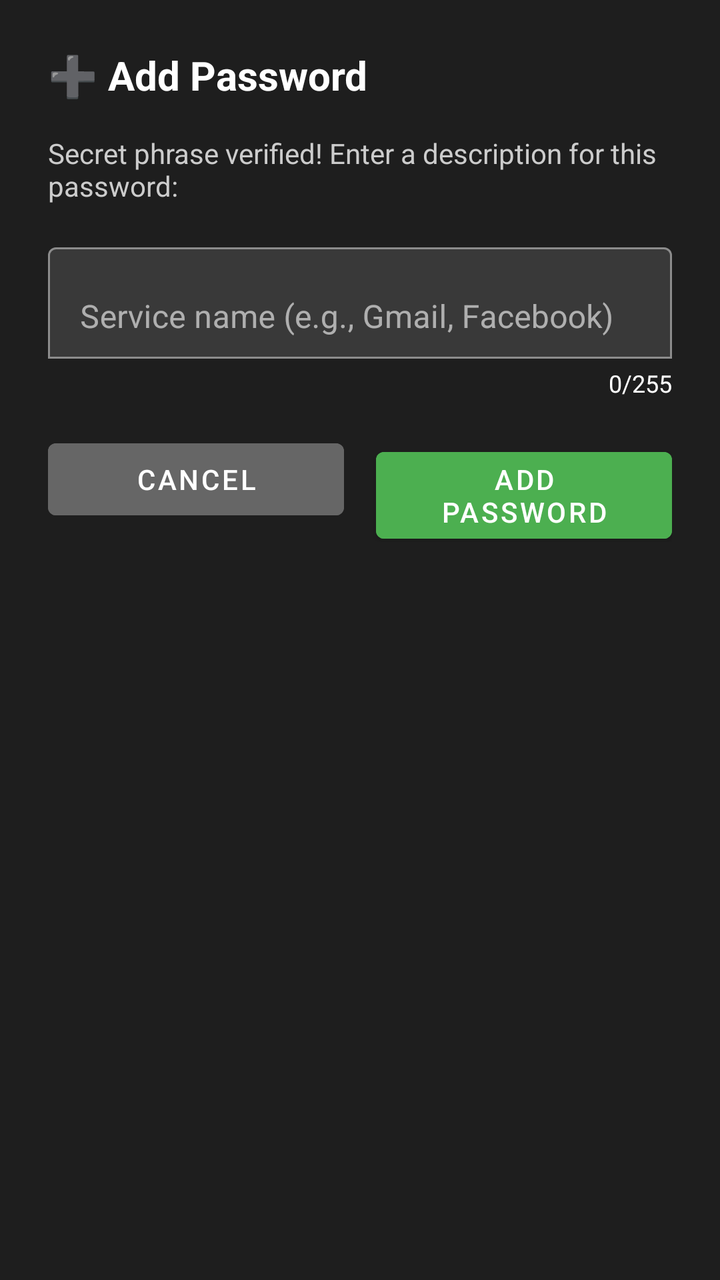
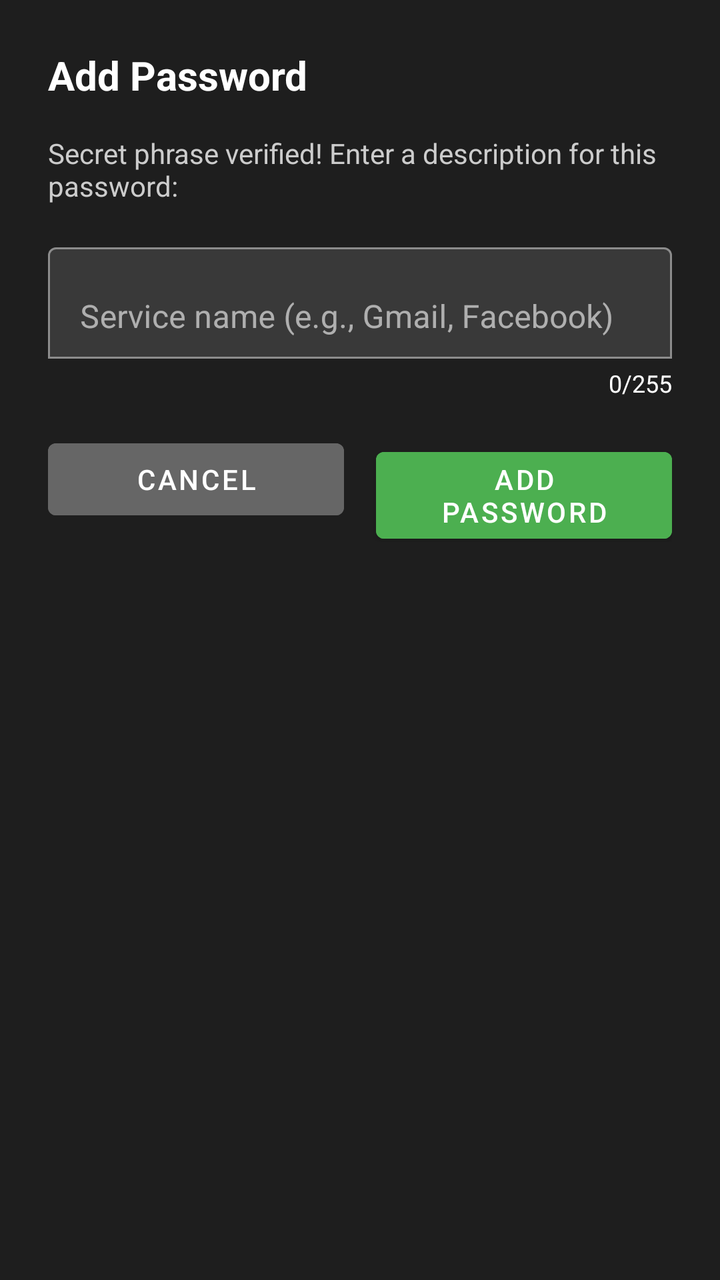

Compare the two renders of this Android layout. The source of the first and the diff that turns it into the second are given below.
<!-- AndroidManifest.xml: application theme Theme.SmartPasswordManager -->
<!-- res/layout/dialog_qr_description.xml -->
<?xml version="1.0" encoding="utf-8"?>
<LinearLayout xmlns:android="http://schemas.android.com/apk/res/android"
    xmlns:app="http://schemas.android.com/apk/res-auto"
    android:layout_width="match_parent"
    android:layout_height="wrap_content"
    android:orientation="vertical"
    android:padding="24dp"
    android:background="#1E1E1E">

    <TextView
        android:layout_width="wrap_content"
        android:layout_height="wrap_content"
        android:text="➕ Add Password"
        android:textSize="20sp"
        android:textStyle="bold"
        android:textColor="@android:color/white"
        android:layout_marginBottom="16dp" />

    <TextView
        android:layout_width="match_parent"
        android:layout_height="wrap_content"
        android:text="Secret phrase verified! Enter a description for this password:"
        android:textSize="14sp"
        android:textColor="#CCCCCC"
        android:layout_marginBottom="16dp" />

    <com.google.android.material.textfield.TextInputLayout
        android:id="@+id/descriptionLayout"
        android:layout_width="match_parent"
        android:layout_height="wrap_content"
        android:hint="Service name (e.g., Gmail, Facebook)"
        app:boxBackgroundMode="outline"
        android:layout_marginBottom="16dp">

        <com.google.android.material.textfield.TextInputEditText
            android:id="@+id/passwordDescription"
            android:layout_width="match_parent"
            android:layout_height="wrap_content"
            android:inputType="text"
            android:maxLength="255"
            android:maxLines="1" />

        <TextView
            android:id="@+id/charCounter"
            android:layout_width="wrap_content"
            android:layout_height="wrap_content"
            android:layout_gravity="end"
            android:layout_marginTop="4dp"
            android:text="0/255"
            android:textSize="12sp"
            android:textColor="@android:color/white" />
    </com.google.android.material.textfield.TextInputLayout>

    <LinearLayout
        android:layout_width="match_parent"
        android:layout_height="wrap_content"
        android:orientation="horizontal">

        <Button
            android:id="@+id/btnCancel"
            android:layout_width="0dp"
            android:layout_height="wrap_content"
            android:layout_weight="1"
            android:layout_marginEnd="8dp"
            android:text="Cancel"
            android:textColor="#FFFFFF"
            android:backgroundTint="#666666" />

        <Button
            android:id="@+id/btnAdd"
            android:layout_width="0dp"
            android:layout_height="wrap_content"
            android:layout_weight="1"
            android:layout_marginStart="8dp"
            android:text="Add Password"
            android:textColor="#FFFFFF"
            android:backgroundTint="#4CAF50" />
    </LinearLayout>

</LinearLayout>
<!-- resources referenced by this layout -->
<resources>
  <style name="Theme.SmartPasswordManager" parent="Theme.MaterialComponents.DayNight.NoActionBar">
          <item name="colorPrimary">@color/primary_blue</item>
          <item name="colorPrimaryVariant">@color/primary_blue_dark</item>
          <item name="colorOnPrimary">@color/white</item>
          <item name="colorSecondary">@color/primary_blue_light</item>
          <item name="colorOnSecondary">@color/white</item>
          <item name="android:colorBackground">@color/dark_background</item>
          <item name="colorSurface">@color/dark_surface</item>
          <item name="colorOnSurface">@color/white</item>
          <item name="materialAlertDialogTheme">@style/ThemeOverlay.MaterialComponents.MaterialAlertDialog</item>
      </style>
  <color name="primary_blue">#0d6efd</color>
  <color name="primary_blue_dark">#0a58ca</color>
  <color name="white">#ffffff</color>
  <color name="primary_blue_light">#3b82f6</color>
  <color name="dark_background">#121212</color>
  <color name="dark_surface">#1e1e1e</color>
  <style name="ThemeOverlay.MaterialComponents.MaterialAlertDialog" parent="ThemeOverlay.MaterialComponents.MaterialAlertDialog" tools:ignore="PrivateResource,ResourceCycle">
          <item name="colorPrimary">@color/primary_blue</item>
          <item name="colorOnSurface">@color/white</item>
          <item name="colorSurface">@color/dark_surface</item>
      </style>
</resources>

<!-- the commit's change to res/layout/dialog_qr_description.xml (unified diff, before → after) -->
@@ -10,7 +10,7 @@
     <TextView
         android:layout_width="wrap_content"
         android:layout_height="wrap_content"
-        android:text="➕ Add Password"
+        android:text="Add Password"
         android:textSize="20sp"
         android:textStyle="bold"
         android:textColor="@android:color/white"
